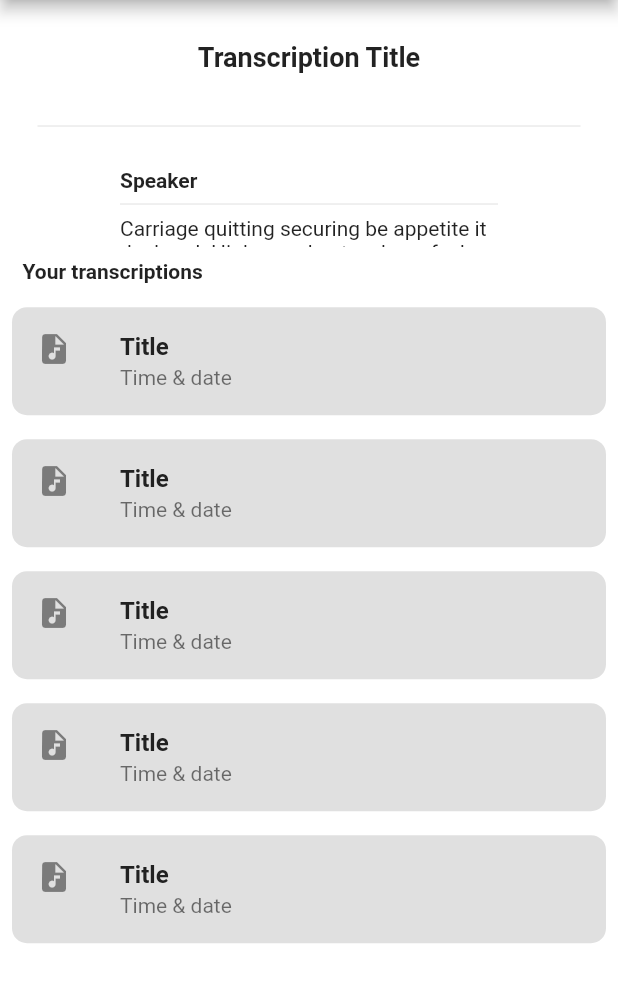
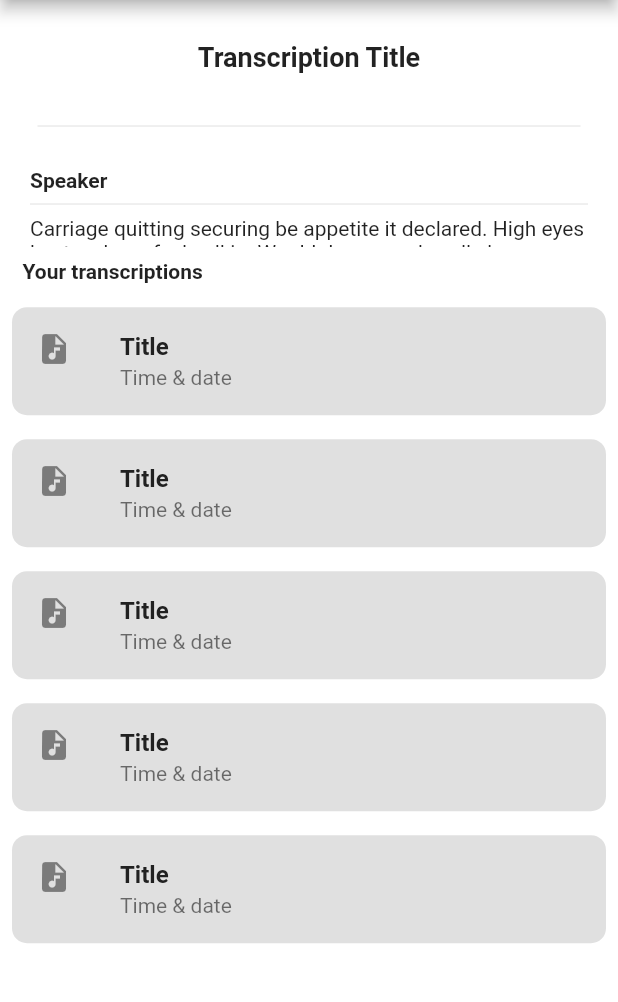
Before and after one commit to Tre7o/transcribe_app, a Flutter app: the BrowserBody screen opened directly, on a phone screen of 412 x 824 dp, the part 84-1086 px from its top. Run offline on Flutter 3.47's test engine with Material 2 defaults, Android fonts, the phone set to English and light mode, and no system bars; our stand-ins replace file_picker, get.

Commit message:
Updated transcribe_controller to fetch data and add it to lists dynamically

```diff
--- /dev/null
+++ b/lib/domain/models/audio_file.dart
@@ -0,0 +1,7 @@
+class AudioFile {
+  AudioFile(this.fileName, this.currentDate, this.currentTime);
+
+  final String fileName;
+  final String currentDate;
+  final String currentTime;
+}
--- a/lib/domain/models/transcription.dart
+++ b/lib/domain/models/transcription.dart
@@ -2,7 +2,7 @@ class Transcription {
   Transcription(this.fileName, this.currentDate, this.currentTime, this.transcribedText);
 
   final String fileName;
-  final String? transcribedText;
   final String currentDate;
   final String currentTime;
+  final String? transcribedText;
 }
--- a/lib/presentation/controllers/transcribe_controller.dart
+++ b/lib/presentation/controllers/transcribe_controller.dart
@@ -1,9 +1,36 @@
 import 'package:get/get.dart';
+import '../../domain/models/audio_file.dart';
 
 class TranscribeController extends GetxController {
   static TranscribeController get instance => Get.find();
 
-  String transcriptionTitle = '';
-  String transcriptionDate = '';
-  String transcriptionTime = '';
+  String transcriptionTitleController = '';
+  String transcriptionDateController = '';
+  String transcriptionTimeController = '';
+
+  Rx<List<AudioFile>> audioFiles = Rx<List<AudioFile>>([]); // from video
+
+  RxList<AudioFile> audioFileList = RxList<AudioFile>(); // just to test
+
+  late AudioFile audioFile;
+  var listItem = 0.obs;
+
+  void addAudioFile(
+    String audioFileTitle,
+    String audioFileDate,
+    String audioFileTime,
+  ) {
+    audioFile = AudioFile(audioFileTitle, audioFileDate, audioFileTime);
+    audioFileList.add(audioFile); // just testing
+    // audioFiles.value.add(audioFile); // from video
+    listItem.value = audioFileList.length;
+    // listItem.value = audioFiles.value.length;
+  }
+
+  void removeAudioFile(int index) {
+    audioFileList.removeAt(index);
+    // audioFiles.value.removeAt(index);
+    listItem.value = audioFileList.length;
+    // listItem.value = audioFiles.value.length;
+  }
 }
--- a/lib/utils/widgets/my_tile.dart
+++ b/lib/utils/widgets/my_tile.dart
@@ -24,24 +24,22 @@ class _MyTileState extends State<MyTile> {
         ),
         child: ListTile(
           leading: const Icon(Icons.audio_file),
-          title: transcribeController.transcriptionTitle.isEmpty
-              ? Text(
+          title: transcribeController.transcriptionTitleController.isEmpty
+              ? const Text(
                   "Title",
                 )
               : Padding(
                   padding: const EdgeInsets.symmetric(vertical: 8.0),
                   child: Text(
                     removeFileExtension(
-                        transcribeController.transcriptionTitle),
+                        transcribeController.transcriptionTitleController),
                     maxLines: 2,
                     overflow: TextOverflow.ellipsis,
                   ),
                 ),
-          subtitle: transcribeController.transcriptionDate.isEmpty
-              ? Text("Time & date")
-              : Text(transcribeController.transcriptionDate +
-                  " " +
-                  transcribeController.transcriptionTime),
+          subtitle: transcribeController.transcriptionDateController.isEmpty
+              ? const Text("Time & date")
+              : Text("${transcribeController.transcriptionDateController} ${transcribeController.transcriptionTimeController}"),
           titleTextStyle: TextStyle(
               color: Colors.grey[900],
               fontSize: 16,
--- a/lib/utils/widgets/transcribed_tile.dart
+++ b/lib/utils/widgets/transcribed_tile.dart
@@ -6,7 +6,7 @@ class TranscribedTile extends StatelessWidget {
   @override
   Widget build(BuildContext context) {
     return const Padding(
-        padding: EdgeInsets.symmetric(vertical: 20, horizontal: 80),
+        padding: EdgeInsets.symmetric(vertical: 20, horizontal: 20),
         child: Column(
           mainAxisAlignment: MainAxisAlignment.start,
           children: [
```
Also changed, not shown: lib/utils/constants.dart (+47 -6 lines), lib/utils/widgets/box_tile.dart (deleted, +0 -16 lines), lib/utils/widgets/card_box.dart (deleted, +0 -16 lines), lib/utils/widgets/custom_dialog.dart (+9 -8 lines).
